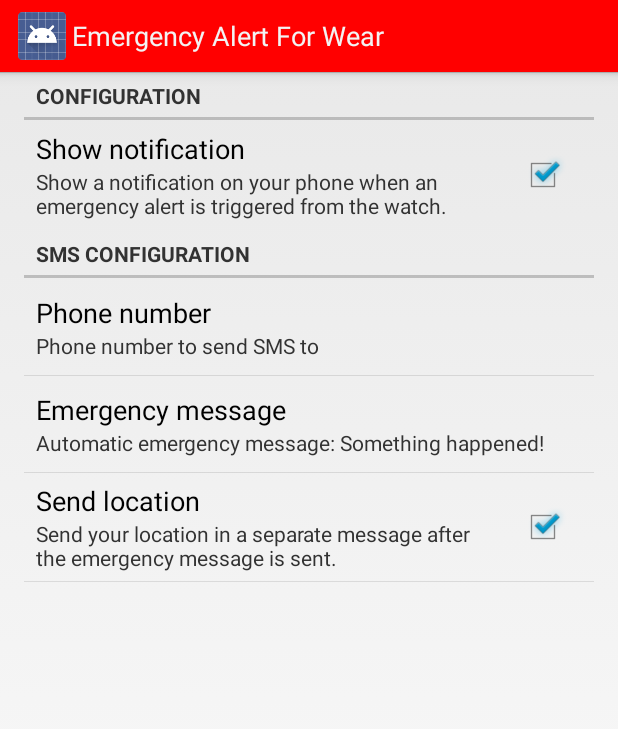
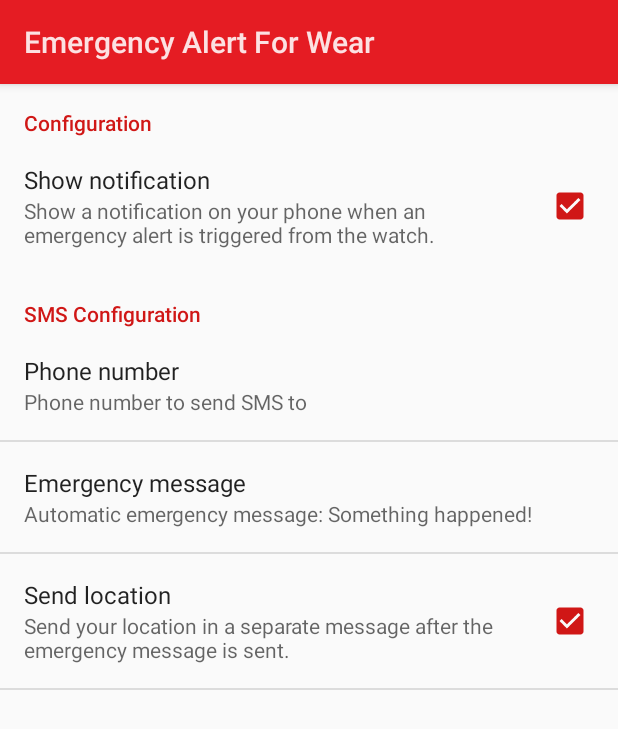
Before and after one commit to velazcod/android-wear-emergency-alert, an Android app: the screen it shows after launch (AlertPreferencesActivity), on a phone screen of 412 x 824 dp. Shown: the top 729 px of the screen. Run offline under Robolectric (Android 15) with nearby library versions, the light colour scheme and no system bars.

Commit message:
Update styles to use the material theme as base for SDK 21+

```diff
--- /dev/null
+++ b/mobile/src/main/res/values-v21/styles.xml
@@ -0,0 +1,11 @@
+<?xml version="1.0" encoding="utf-8"?>
+<resources>
+
+    <!-- Base application theme. -->
+    <style name="BaseTheme" parent="android:Theme.Material.Light.DarkActionBar">
+        <item name="android:colorPrimary">@color/primary</item>
+        <item name="android:colorPrimaryDark">@color/primary_dark</item>
+        <item name="android:colorAccent">@color/primary_dark</item>
+    </style>
+
+</resources>
--- a/mobile/src/main/res/values/colors.xml
+++ b/mobile/src/main/res/values/colors.xml
@@ -16,13 +16,8 @@
 -->
 <resources>
 
-    <color name="primary">#4F628E</color>
-    <color name="primaryDark">#2E4272</color>
-    <color name="primaryHighlight">#7887AB</color>
-    <color name="secondary">#2E4272</color>
-    <color name="secondaryDark">#162955</color>
-    <color name="background">#061539</color>
-
-    <color name="red">#f00</color>
+    <color name="primary">#e51c23</color>
+    <color name="primary_dark">#d01716</color>
+    <color name="accent">#f9bdbb</color>
 
 </resources>
--- a/mobile/src/main/res/values/styles.xml
+++ b/mobile/src/main/res/values/styles.xml
@@ -17,12 +17,16 @@
 <resources>
 
     <!-- Base application theme. -->
-    <style name="AppTheme" parent="android:Theme.Holo.Light.DarkActionBar">
+    <style name="BaseTheme" parent="android:Theme.Holo.Light.DarkActionBar">
         <item name="android:actionBarStyle">@style/ActionBar.Solid.AppTheme</item>
     </style>
 
+    <style name="AppTheme" parent="@style/BaseTheme">
+        <!-- Customize your theme here -->
+    </style>
+
     <style name="ActionBar.Solid.AppTheme" parent="@android:style/Widget.Holo.Light.ActionBar.Solid.Inverse">
-        <item name="android:background">@color/red</item>
+        <item name="android:background">@color/primary</item>
     </style>
 
 </resources>
```
